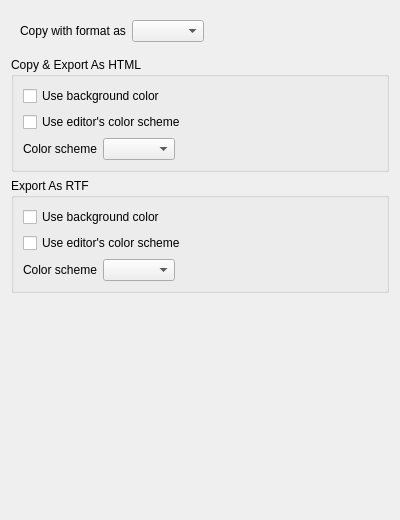
The window that RedPandaIDE/settingsdialog/editorclipboardwidget.ui (royqh1979/RedPanda-CPP) describes before a commit, drawn with Qt 5.
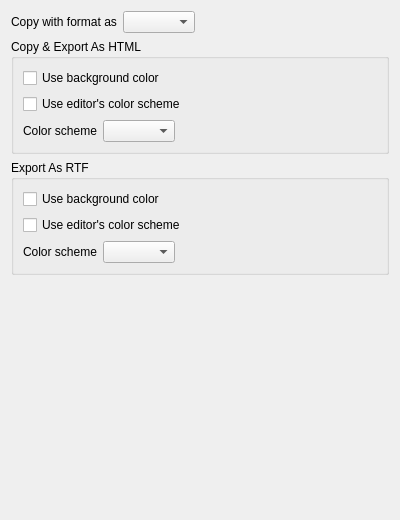
The same window after the commit.

The edit to the form file:
```diff
--- a/RedPandaIDE/settingsdialog/editorclipboardwidget.ui
+++ b/RedPandaIDE/settingsdialog/editorclipboardwidget.ui
@@ -17,6 +17,18 @@
    <item>
     <widget class="QWidget" name="widget_4" native="true">
      <layout class="QHBoxLayout" name="horizontalLayout_3">
+      <property name="leftMargin">
+       <number>0</number>
+      </property>
+      <property name="topMargin">
+       <number>0</number>
+      </property>
+      <property name="rightMargin">
+       <number>0</number>
+      </property>
+      <property name="bottomMargin">
+       <number>0</number>
+      </property>
       <item>
        <widget class="QLabel" name="label_6">
         <property name="text">
```
